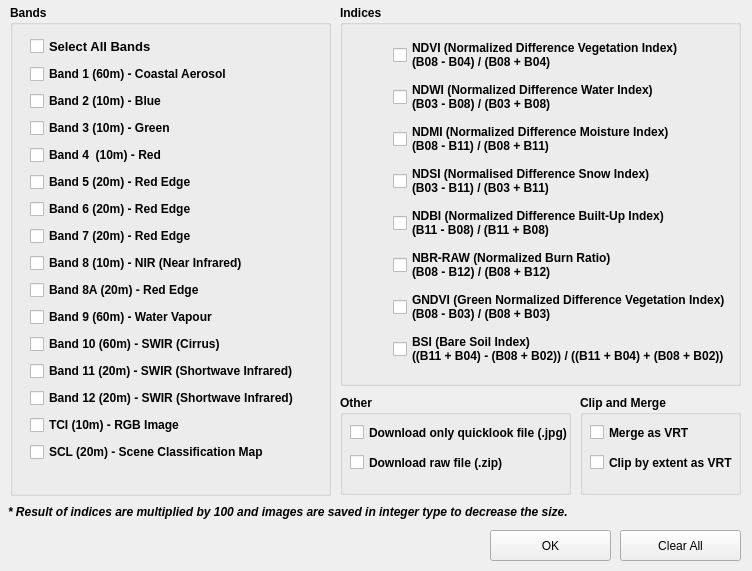
Old version of the form sentinel_downloader/index_config.ui in the repository caliskanmurat/qgis_sentinel2_image_downloader_plugin.
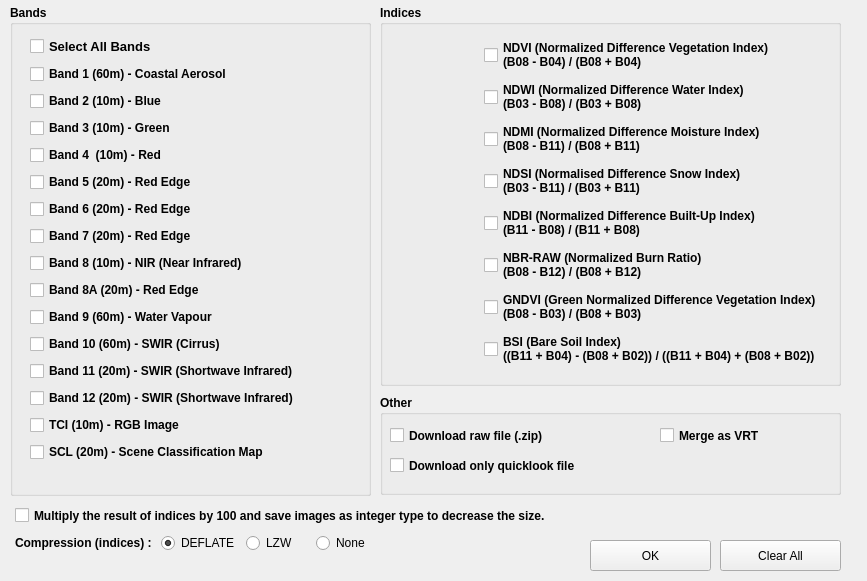
New version of the form.

Patch:
```diff
--- a/sentinel_downloader/index_config.ui
+++ b/sentinel_downloader/index_config.ui
@@ -6,42 +6,31 @@
    <rect>
     <x>0</x>
     <y>0</y>
-    <width>752</width>
-    <height>571</height>
+    <width>867</width>
+    <height>581</height>
    </rect>
   </property>
+  <property name="minimumSize">
+   <size>
+    <width>867</width>
+    <height>581</height>
+   </size>
+  </property>
+  <property name="maximumSize">
+   <size>
+    <width>867</width>
+    <height>581</height>
+   </size>
+  </property>
   <property name="windowTitle">
    <string>Indices</string>
   </property>
-  <widget class="QLabel" name="label">
-   <property name="geometry">
-    <rect>
-     <x>8</x>
-     <y>497</y>
-     <width>721</width>
-     <height>30</height>
-    </rect>
-   </property>
-   <property name="font">
-    <font>
-     <weight>75</weight>
-     <italic>true</italic>
-     <bold>true</bold>
-    </font>
-   </property>
-   <property name="text">
-    <string>&lt;html&gt;&lt;head/&gt;&lt;body&gt;&lt;p&gt;* Result of indices are multiplied by 100 and images are saved in integer type to decrease the size.&lt;/p&gt;&lt;/body&gt;&lt;/html&gt;</string>
-   </property>
-   <property name="wordWrap">
-    <bool>true</bool>
-   </property>
-  </widget>
   <widget class="QGroupBox" name="groupBox">
    <property name="geometry">
     <rect>
      <x>10</x>
      <y>5</y>
-     <width>321</width>
+     <width>361</width>
      <height>491</height>
     </rect>
    </property>
@@ -59,7 +48,7 @@
      <rect>
       <x>20</x>
       <y>30</y>
-      <width>281</width>
+      <width>318</width>
       <height>441</height>
      </rect>
     </property>
@@ -189,9 +178,9 @@
   <widget class="QGroupBox" name="groupBox_2">
    <property name="geometry">
     <rect>
-     <x>340</x>
+     <x>380</x>
      <y>5</y>
-     <width>401</width>
+     <width>461</width>
      <height>381</height>
     </rect>
    </property>
@@ -209,7 +198,7 @@
      <rect>
       <x>10</x>
       <y>31</y>
-      <width>381</width>
+      <width>432</width>
       <height>339</height>
      </rect>
     </property>
@@ -451,9 +440,9 @@
   <widget class="QGroupBox" name="groupBox_3">
    <property name="geometry">
     <rect>
-     <x>340</x>
+     <x>380</x>
      <y>395</y>
-     <width>231</width>
+     <width>461</width>
      <height>100</height>
     </rect>
    </property>
@@ -473,8 +462,8 @@
     <property name="geometry">
      <rect>
       <x>10</x>
-      <y>27</y>
-      <width>221</width>
+      <y>60</y>
+      <width>231</width>
       <height>21</height>
      </rect>
     </property>
@@ -485,7 +474,7 @@
      </font>
     </property>
     <property name="text">
-     <string>Download only quicklook file (.jpg)</string>
+     <string>Download only quicklook file</string>
     </property>
    </widget>
    <widget class="QCheckBox" name="cb_raw">
@@ -495,8 +484,8 @@
     <property name="geometry">
      <rect>
       <x>10</x>
-      <y>57</y>
-      <width>181</width>
+      <y>30</y>
+      <width>231</width>
       <height>21</height>
      </rect>
     </property>
@@ -510,55 +499,14 @@
      <string>Download raw file (.zip)</string>
     </property>
    </widget>
-  </widget>
-  <widget class="QGroupBox" name="groupBox_9">
-   <property name="geometry">
-    <rect>
-     <x>580</x>
-     <y>395</y>
-     <width>161</width>
-     <height>100</height>
-    </rect>
-   </property>
-   <property name="font">
-    <font>
-     <weight>75</weight>
-     <bold>true</bold>
-    </font>
-   </property>
-   <property name="title">
-    <string>Clip and Merge</string>
-   </property>
-   <widget class="QCheckBox" name="cb_clip">
-    <property name="enabled">
-     <bool>true</bool>
-    </property>
-    <property name="geometry">
-     <rect>
-      <x>10</x>
-      <y>57</y>
-      <width>171</width>
-      <height>21</height>
-     </rect>
-    </property>
-    <property name="font">
-     <font>
-      <weight>75</weight>
-      <bold>true</bold>
-     </font>
-    </property>
-    <property name="text">
-     <string>Clip by extent as VRT</string>
-    </property>
-   </widget>
    <widget class="QCheckBox" name="cb_merge">
     <property name="enabled">
      <bool>true</bool>
     </property>
     <property name="geometry">
      <rect>
-      <x>10</x>
-      <y>27</y>
+      <x>280</x>
+      <y>30</y>
       <width>121</width>
       <height>21</height>
      </rect>
@@ -580,8 +528,8 @@
   <widget class="QPushButton" name="btn_clearAll">
    <property name="geometry">
     <rect>
-     <x>620</x>
-     <y>530</y>
+     <x>720</x>
+     <y>540</y>
      <width>121</width>
      <height>31</height>
     </rect>
@@ -593,8 +541,8 @@
   <widget class="QPushButton" name="btn_closeIndex">
    <property name="geometry">
     <rect>
-     <x>490</x>
-     <y>530</y>
+     <x>590</x>
+     <y>540</y>
      <width>121</width>
      <height>31</height>
     </rect>
@@ -603,6 +551,95 @@
     <string>OK</string>
    </property>
   </widget>
+  <widget class="QCheckBox" name="cb_multiply">
+   <property name="geometry">
+    <rect>
+     <x>15</x>
+     <y>500</y>
+     <width>661</width>
+     <height>31</height>
+    </rect>
+   </property>
+   <property name="font">
+    <font>
+     <weight>75</weight>
+     <bold>true</bold>
+    </font>
+   </property>
+   <property name="text">
+    <string>Multiply the result of indices by 100 and save images as integer type to decrease the size.</string>
+   </property>
+  </widget>
+  <widget class="QWidget" name="layoutWidget">
+   <property name="geometry">
+    <rect>
+     <x>15</x>
+     <y>528</y>
+     <width>364</width>
+     <height>31</height>
+    </rect>
+   </property>
+   <layout class="QGridLayout" name="gridLayout_2">
+    <item row="0" column="1">
+     <widget class="QRadioButton" name="rb_deflate">
+      <property name="font">
+       <font>
+        <weight>50</weight>
+        <bold>false</bold>
+        <kerning>true</kerning>
+       </font>
+      </property>
+      <property name="text">
+       <string>DEFLATE</string>
+      </property>
+      <property name="checked">
+       <bool>true</bool>
+      </property>
+     </widget>
+    </item>
+    <item row="0" column="0">
+     <widget class="QLabel" name="label">
+      <property name="font">
+       <font>
+        <weight>75</weight>
+        <bold>true</bold>
+       </font>
+      </property>
+      <property name="text">
+       <string>Compression (indices) : </string>
+      </property>
+     </widget>
+    </item>
+    <item row="0" column="2">
+     <widget class="QRadioButton" name="rb_lzw">
+      <property name="font">
+       <font>
+        <weight>50</weight>
+        <bold>false</bold>
+        <kerning>true</kerning>
+       </font>
+      </property>
+      <property name="text">
+       <string>LZW</string>
+      </property>
+     </widget>
+    </item>
+    <item row="0" column="3">
+     <widget class="QRadioButton" name="rb_nocomp">
+      <property name="font">
+       <font>
+        <weight>50</weight>
+        <bold>false</bold>
+        <kerning>true</kerning>
+       </font>
+      </property>
+      <property name="text">
+       <string>None</string>
+      </property>
+     </widget>
+    </item>
+   </layout>
+  </widget>
  </widget>
  <resources/>
  <connections/>
```
